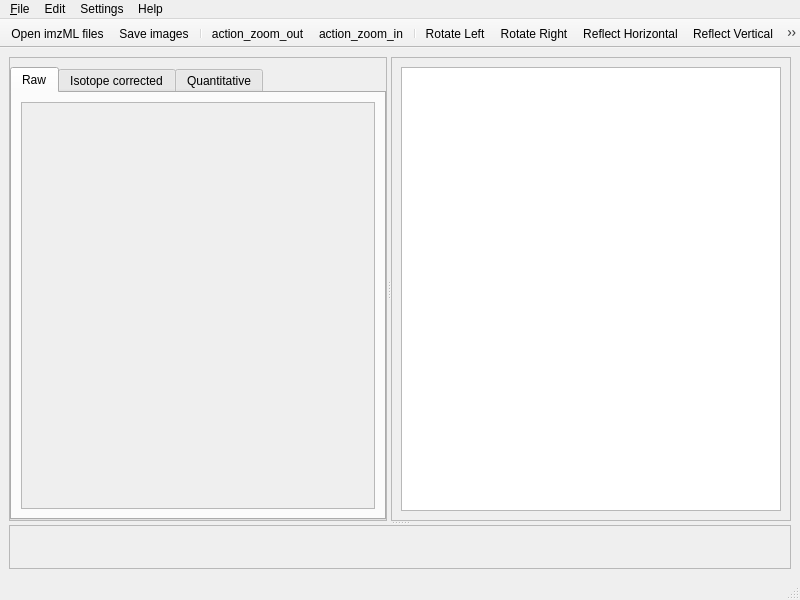
Above: resources/views/MsiMainWindow.ui from swinnenteam/LipidQMap before the change. Below: the same form after it.
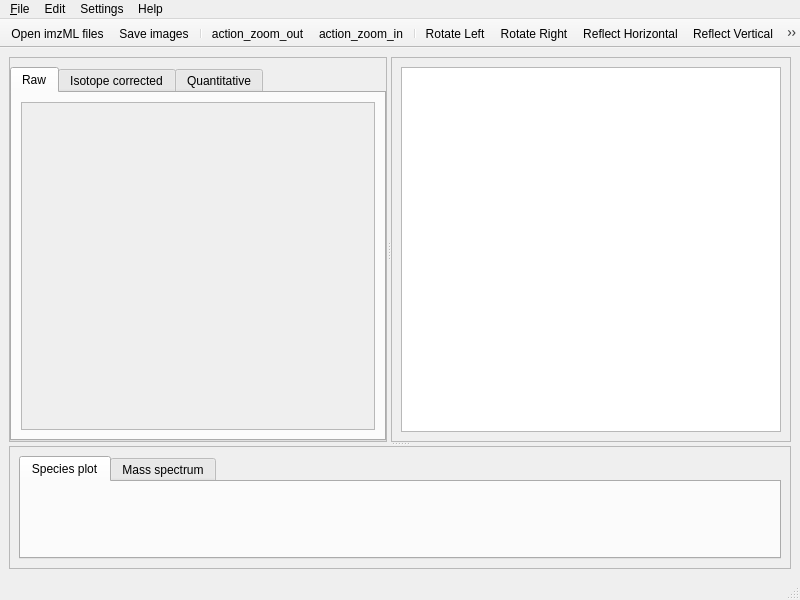
That is the form after the change. Icons and pictures are not drawn.

Commit message: add QChart vor visualsing average spectra

```diff
--- a/resources/views/MsiMainWindow.ui
+++ b/resources/views/MsiMainWindow.ui
@@ -14,9 +14,9 @@
    <string>MainWindow</string>
   </property>
   <widget class="QWidget" name="centralwidget">
-   <layout class="QGridLayout" name="gridLayout_2">
-    <item row="0" column="0">
-     <widget class="QSplitter" name="splitter_barplot">
+   <layout class="QVBoxLayout" name="verticalLayout_7">
+    <item>
+     <widget class="QSplitter" name="splitter_charts">
       <property name="orientation">
        <enum>Qt::Vertical</enum>
       </property>
@@ -71,7 +71,7 @@
                   <x>0</x>
                   <y>0</y>
                   <width>337</width>
-                  <height>363</height>
+                  <height>319</height>
                  </rect>
                 </property>
                 <layout class="QVBoxLayout" name="verticalLayout_4"/>
@@ -210,7 +210,27 @@
        <property name="frameShadow">
         <enum>QFrame::Raised</enum>
        </property>
-       <layout class="QVBoxLayout" name="verticalLayout_5"/>
+       <layout class="QVBoxLayout" name="verticalLayout_5">
+        <item>
+         <widget class="QTabWidget" name="tab_widget_charts">
+          <property name="currentIndex">
+           <number>0</number>
+          </property>
+          <widget class="QWidget" name="tab_species_plot">
+           <attribute name="title">
+            <string>Species plot</string>
+           </attribute>
+           <layout class="QVBoxLayout" name="verticalLayout_6"/>
+          </widget>
+          <widget class="QWidget" name="tab_mz_spectrum">
+           <attribute name="title">
+            <string>Mass spectrum</string>
+           </attribute>
+           <layout class="QVBoxLayout" name="verticalLayout_8"/>
+          </widget>
+         </widget>
+        </item>
+       </layout>
       </widget>
      </widget>
     </item>
```
Left out of the diff: 6 changed lines with no effect on the pictures. The commit also changes 12 other files.
